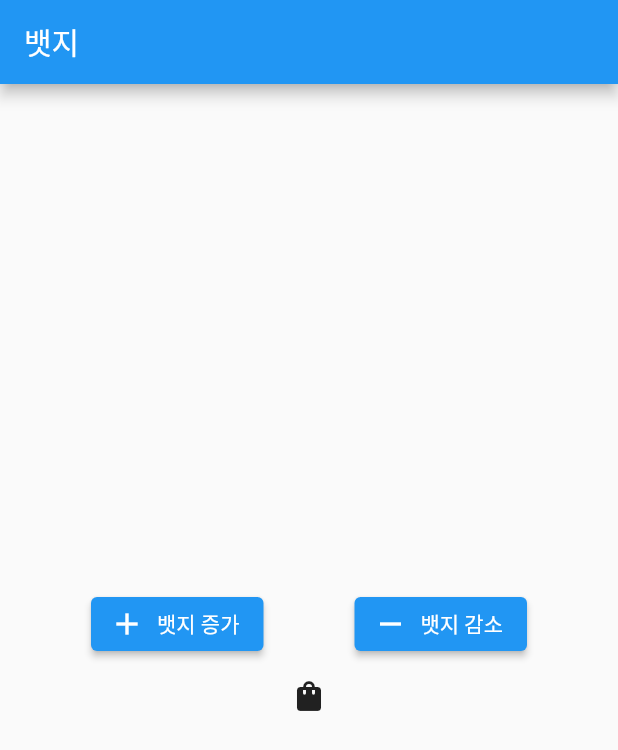
After one commit to tranzal/flutterSample, a Flutter app: the BadgeEx screen opened directly, on a phone screen of 412 x 824 dp. The commit adds this screen. Shown: the top 750 px of the screen. Run offline on Flutter 3.47's test engine with Material 2 defaults, Android fonts, the phone set to English and light mode, and no system bars; drawn by our look-alikes of badges; our stand-ins replace extended_image, firebase_auth, firebase_core, firebase_messaging, flutter_local_notifications, font_awesome_flutter and 7 more; missing offline and left inert: flutter_inappwebview; accounts and stored records are empty; network calls fail.

Commit message:
sample 추가

```diff
--- a/lib/widgetSample/widget/AppbarWidget.dart
+++ b/lib/widgetSample/widget/AppbarEx.dart
@@ -3,7 +3,7 @@
 import 'package:flutter/material.dart';
 import 'package:get/get.dart';
 
-class AppbarWidget extends StatelessWidget {
+class AppbarEx extends StatelessWidget {
   @override
   Widget build(BuildContext context) {
     return Scaffold(
@@ -12,7 +12,7 @@ class AppbarWidget extends StatelessWidget {
         actions: <Widget>[
           IconButton(
               onPressed: () {
-                Get.snackbar('스낵바', '이것은 스넥바입니다.');
+                Get.snackbar('스낵바', '이것은 스낵바입니다.', snackPosition: SnackPosition.TOP);
               },
               icon: const Icon(Icons.add_alert)
           )
--- /dev/null
+++ b/lib/widgetSample/widget/BadgeEx.dart
@@ -0,0 +1,65 @@
+import 'package:badges/badges.dart';
+import 'package:flutter/material.dart';
+
+class BadgeEx extends StatefulWidget {
+  @override
+  State<BadgeEx> createState() => _BadgeEx();
+}
+
+class _BadgeEx extends State<BadgeEx> {
+
+  int _count = 0;
+
+  @override
+  Widget build(BuildContext context) {
+    return Scaffold(
+        appBar: AppBar(
+          title: const Text('뱃지'),
+        ),
+        body: Column(
+          mainAxisAlignment: MainAxisAlignment.center,
+          children: <Widget>[
+            Center(
+              child: Row(
+                mainAxisAlignment: MainAxisAlignment.spaceEvenly,
+                children: <Widget>[
+                  ElevatedButton.icon(
+                    icon: const Icon(Icons.add),
+                    label: const Text('뱃지 증가'),
+                    onPressed: () {
+                      setState(() {
+                        _count++;
+                      });
+                    },
+                  ),
+                  ElevatedButton.icon(
+                    icon: const Icon(Icons.remove),
+                    label: const Text('뱃지 감소'),
+                    onPressed: () {
+                      setState(() {
+                        _count--;
+                      });
+                    },
+                  )
+                ],
+              ),
+            ),
+            Badge(
+              showBadge: _count != 0 ? true : false ,
+              position: const BadgePosition(top: 0, end: 0),
+              badgeContent: Text(
+                  _count.toString(),
+                style: const TextStyle(color: Colors.white),
+              ),
+              animationDuration: const Duration(microseconds: 300),
+              animationType: BadgeAnimationType.scale,
+              child: IconButton(
+                  onPressed: () {},
+                  icon: const Icon(Icons.shopping_bag)
+              ),
+            )
+          ],
+        )
+    );
+  }
+}
--- /dev/null
+++ b/lib/widgetSample/widget/IfNullOperationEx.dart
@@ -0,0 +1,27 @@
+import 'package:badges/badges.dart';
+import 'package:flutter/material.dart';
+import 'package:font_awesome_flutter/font_awesome_flutter.dart';
+
+
+/*
+  !는 null 사용 불가 처리
+  ?는 해당 객체가 null이면 null을 반환하고 아니라면 해당 타입 또는 속성을 사용 ?가 없으면 null 사용 불가
+  ?? null인지 체크 후 null일 경우 뒤에오는 값을 대신 출력한다.
+  ??= null 값이 오면 = 뒤에 오는 값을 변수에 할당한다.
+  late null을 사용하지 않지만 초기화를 나중에 할때 사용
+ */
+class IfNullOperationEx extends StatelessWidget {
+
+  @override
+  Widget build(BuildContext context) {
+    String? text = null;
+    return Scaffold(
+        appBar: AppBar(
+          title: const Text('! ? 뭔지'),
+        ),
+        body: Center(
+          child: Text(text?? ""),
+        )
+    );
+  }
+}
```
Also changed, not shown: lib/widgetSample/widget/BackDropFilter.dart (added, +45 -0 lines), lib/widgetSample/widget/DateFormatEx.dart (added, +24 -0 lines), lib/widgetSample/widget/ExpandedEx.dart (added, +59 -0 lines), lib/widgetSample/widget/FittedBoxEx.dart (added, +28 -0 lines), lib/widgetSample/widget/FontAwesomeIconEx.dart (added, +19 -0 lines), lib/widgetSample/widget/ListWidget.dart (added, +50 -0 lines), lib/widgetSample/widget/SnackBarEx.dart (added, +39 -0 lines), lib/widgetSample/widget/SpreadOperatorEx.dart (added, +56 -0 lines), lib/widgetSample/widget/TextOverFlowEx.dart (added, +22 -0 lines), lib/widgetSample/widget/TextShadowEx.dart (added, +27 -0 lines), lib/widgetSample/widget_main_sample.dart (+57 -4 lines), pubspec.yaml (+9 -0 lines), pubspec.lock.
